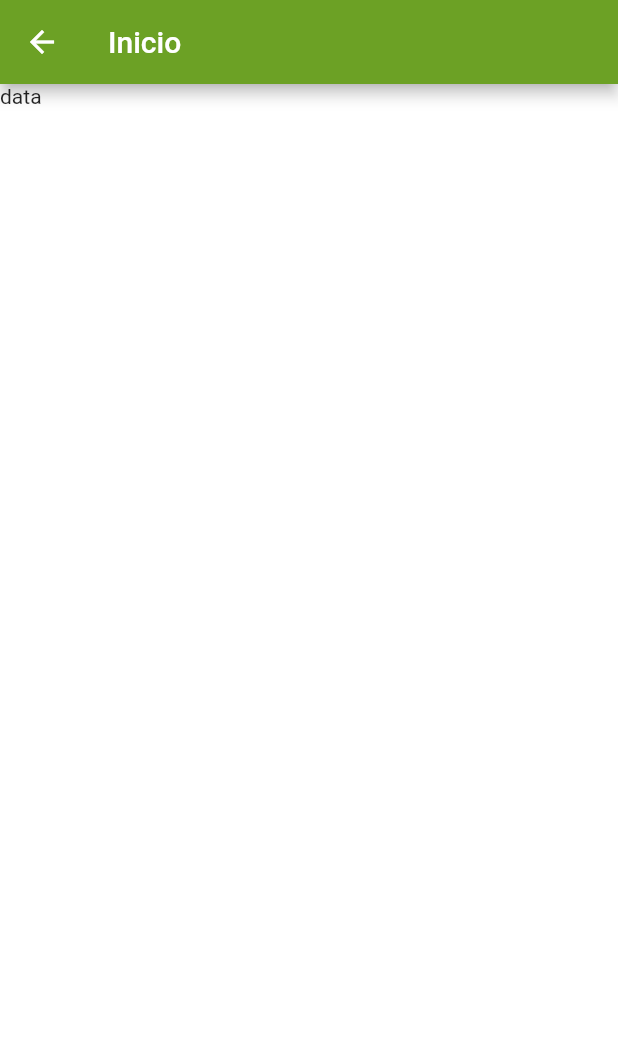
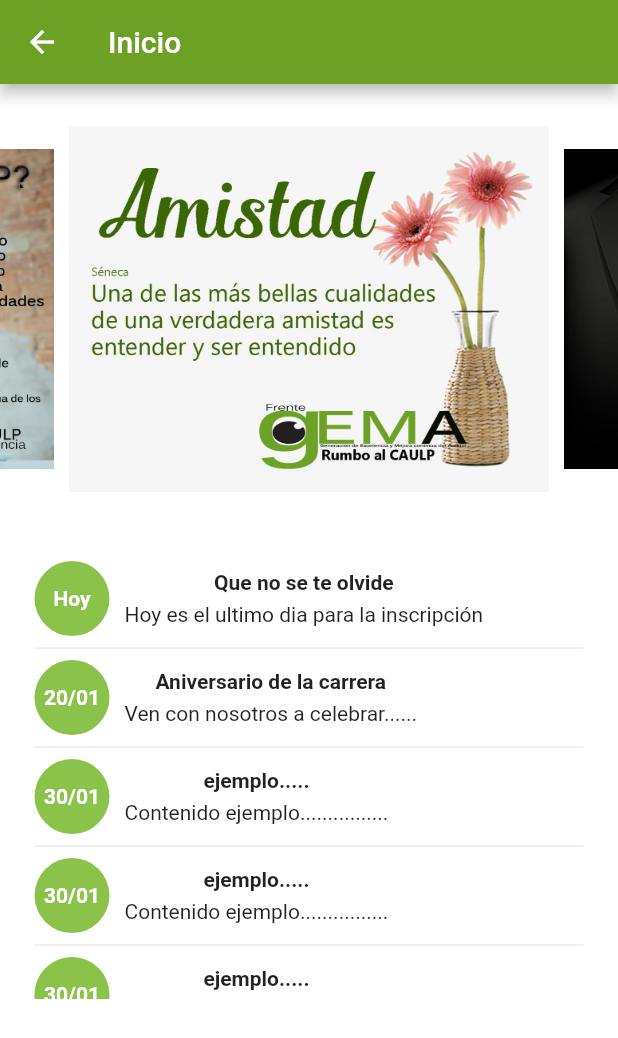
Before and after one commit to joseluiszamora/gema, a Flutter app: the screen it shows after launch, on a phone screen of 412 x 824 dp. Shown: the top 1038 px of the screen. Run offline on Flutter 3.47's test engine with Material 2 defaults, Android fonts, the light colour scheme and no system bars; drawn by our look-alikes of carousel_slider; our stand-ins replace avatar_glow.

Commit message:
seccion informacion

```diff
--- /dev/null
+++ b/lib/Informacion/InformacionScreen.dart
@@ -0,0 +1,115 @@
+import 'package:flutter/material.dart';
+import 'package:carousel_slider/carousel_slider.dart';
+import 'model/evento.dart';
+
+class InformacionScreenPage extends StatefulWidget {
+  InformacionScreenPage({Key key}) : super(key: key);
+
+  @override
+  _InformacionScreenPageState createState() => _InformacionScreenPageState();
+}
+
+class _InformacionScreenPageState extends State<InformacionScreenPage> with SingleTickerProviderStateMixin{
+  var carousel = [
+    '1_amistad.jpg',
+    '2_categoria_asociados.jpg',
+    '3_corrupcion.jpg',
+    '4_cuando.jpg',
+    //'5_derechos_de_asociados.jpg',
+    '6_desintoxicarse.jpg',
+    '7_frase_de_excelencia.jpg',
+    '8_innovacion.jpg',
+    '9_metas.jpg',
+    '10_que_me_ofrece.jpg'
+  ];
+
+  final List<String> entries = <String>['A', 'B', 'C', 'A', 'B', 'C'];
+  final List<int> colorCodes = <int>[600, 500, 100, 600, 500, 100];
+
+  @override
+  Widget build(BuildContext context) {
+    return MaterialApp(
+      debugShowCheckedModeBanner: false,
+      home: Scaffold(
+        backgroundColor: Color(0xFFFFFFFF),
+        appBar: AppBar(
+          title: const Text('Inicio'),
+          backgroundColor: Color(0xFF6ca125),
+          leading: Builder(
+            builder: (BuildContext context) {
+              return IconButton(
+                icon: const Icon(Icons.arrow_back),
+                onPressed: () { Scaffold.of(context).openDrawer(); },
+                tooltip: MaterialLocalizations.of(context).openAppDrawerTooltip);
+            })
+        ),
+        body: Column(
+          children: <Widget>[
+            CarouselSlider(
+              height: 300.0,
+              items: carousel.map((i) {
+                return Builder(
+                  builder: (BuildContext context) {
+                    return Container(
+                      width: MediaQuery.of(context).size.width,
+                      margin: EdgeInsets.symmetric(horizontal: 5.0),
+                      // decoration: BoxDecoration(
+                      //   color: Colors.amber
+                      // ),
+                      child: Image.asset( 'assets/rrss/$i' ));
+                  });
+              }).toList()),
+
+            SizedBox( height: 10.0 ),
+
+            Container(
+              height: 300.0,
+              padding: EdgeInsets.symmetric(horizontal: 15.0),
+              child: ListView.separated(
+                padding: const EdgeInsets.all(8),
+                itemCount: Evento.eventoList.length,
+                itemBuilder: (BuildContext context, int index) {
+                  return Row(
+                    children: <Widget>[
+                      Container(
+                        width: 50.0,
+                        height: 50.0,
+                        alignment: Alignment.center,
+                        decoration: new BoxDecoration(
+                          shape: BoxShape.circle,
+                          color: Colors.lightGreen[500]),
+                        child: Text('${Evento.eventoList[index].fecha}', style: TextStyle(color: Colors.white, fontWeight: FontWeight.bold))),
+
+                      SizedBox(width: 10.0 ),
+
+                      Column(
+                        children: <Widget>[
+                          Text('${Evento.eventoList[index].titulo}', style: TextStyle(fontWeight: FontWeight.bold)),
+                          SizedBox(height: 5.0 ),
+                          Text('${Evento.eventoList[index].contenido}'),
+                        ],
+                      )
+                    ]
+                  );
+                },
+                separatorBuilder: (BuildContext context, int index) => const Divider(),
+              ),
+            )
+            // ListView.separated(
+            //   padding: const EdgeInsets.all(8),
+            //   itemCount: entries.length,
+            //   itemBuilder: (BuildContext context, int index) {
+            //     return Container(
+            //       height: 50,
+            //       color: Colors.amber[colorCodes[index]],
+            //       child: Center(child: Text('Entry ${entries[index]}')),
+            //     );
+            //   },
+            //   separatorBuilder: (BuildContext context, int index) => const Divider(),
+            // )
+          ]
+        )
+      )
+    );
+  }
+}
--- /dev/null
+++ b/lib/Informacion/model/evento.dart
@@ -0,0 +1,82 @@
+class Evento {
+  int id;
+  String fecha;
+  String titulo;
+  String contenido;
+
+  Evento({
+    this.id = 0,
+    this.fecha = '',
+    this.titulo = '',
+    this.contenido = ''
+  });
+
+  static List<Evento> eventoList = <Evento>[
+    Evento(
+      id: 1,
+      fecha: 'Hoy',
+      titulo: "Que no se te olvide",
+      contenido: "Hoy es el ultimo dia para la inscripción"
+    ),
+    Evento(
+      id: 1,
+      fecha: '20/01',
+      titulo: "Aniversario de la carrera",
+      contenido: "Ven con nosotros a celebrar......"
+    ),
+    Evento(
+      id: 1,
+      fecha: '30/01',
+      titulo: "ejemplo.....",
+      contenido: "Contenido ejemplo................"
+    ),
+    Evento(
+      id: 1,
+      fecha: '30/01',
+      titulo: "ejemplo.....",
+      contenido: "Contenido ejemplo................"
+    ),
+    Evento(
+      id: 1,
+      fecha: '30/01',
+      titulo: "ejemplo.....",
+      contenido: "Contenido ejemplo................"
+    ),
+    Evento(
+      id: 1,
+      fecha: '30/01',
+      titulo: "ejemplo.....",
+      contenido: "Contenido ejemplo................"
+    ),
+    Evento(
+      id: 1,
+      fecha: '30/01',
+      titulo: "ejemplo.....",
+      contenido: "Contenido ejemplo................"
+    ),
+    Evento(
+      id: 1,
+      fecha: '30/01',
+      titulo: "ejemplo.....",
+      contenido: "Contenido ejemplo................"
+    ),
+    Evento(
+      id: 1,
+      fecha: '30/01',
+      titulo: "ejemplo.....",
+      contenido: "Contenido ejemplo................"
+    ),
+    Evento(
+      id: 1,
+      fecha: '30/01',
+      titulo: "ejemplo.....",
+      contenido: "Contenido ejemplo................"
+    ),
+    Evento(
+      id: 1,
+      fecha: '30/01',
+      titulo: "ejemplo.....",
+      contenido: "Contenido ejemplo................"
+    )
+  ];
+}
--- a/lib/Información/InformacionScreen.dart
+++ /dev/null
@@ -1,37 +0,0 @@
-import 'package:flutter/material.dart';
-import 'package:flutter/services.dart';
-import 'package:avatar_glow/avatar_glow.dart';
-
-class InformacionScreenPage extends StatefulWidget {
-  InformacionScreenPage({Key key}) : super(key: key);
-
-  @override
-  _InformacionScreenPageState createState() => _InformacionScreenPageState();
-}
-
-class _InformacionScreenPageState extends State<InformacionScreenPage> with SingleTickerProviderStateMixin{
-
-  @override
-  Widget build(BuildContext context) {
-    return MaterialApp(
-      debugShowCheckedModeBanner: false,
-      home: Scaffold(
-        backgroundColor: Color(0xFFFFFFFF),
-        appBar: AppBar(
-          title: const Text('Inicio'),
-          backgroundColor: Color(0xFF6ca125),
-          leading: Builder(
-            builder: (BuildContext context) {
-              return IconButton(
-                icon: const Icon(Icons.arrow_back),
-                onPressed: () { Scaffold.of(context).openDrawer(); },
-                tooltip: MaterialLocalizations.of(context).openAppDrawerTooltip,
-              );
-            },
-          ),
-        ),
-        body: Text('data')
-      )
-    );
-  }
-}
--- a/lib/main.dart
+++ b/lib/main.dart
@@ -3,7 +3,7 @@ import 'package:flutter/services.dart';
 import 'dart:io';
 
 import 'Inicio/InicioHomeScreen.dart';
-import 'Información/InformacionScreen.dart';
+import 'Informacion/InformacionScreen.dart';
 
 void main() => runApp(MyApp());
 
--- a/pubspec.yaml
+++ b/pubspec.yaml
@@ -43,6 +43,7 @@ flutter:
   # To add assets to your application, add an assets section, like this:
   assets:
     - assets/images/
+    - assets/rrss/
 
   # An image asset can refer to one or more resolution-specific "variants", see
   # https://flutter.dev/assets-and-images/#resolution-aware.
```
Also changed, not shown: assets/rrss/10_que_me_ofrece.jpg (added), assets/rrss/1_amistad.jpg (added), assets/rrss/2_categoria_asociados.jpg (added), assets/rrss/3_corrupcion.jpg (added), assets/rrss/4_cuando.jpg (added), assets/rrss/5_derechos_de_asociados.jpg (added), assets/rrss/6_desintoxicarse.jpg (added), assets/rrss/7_frase_de_excelencia.jpg (added), assets/rrss/8_innovacion.jpg (added), assets/rrss/9_metas.jpg (added).
